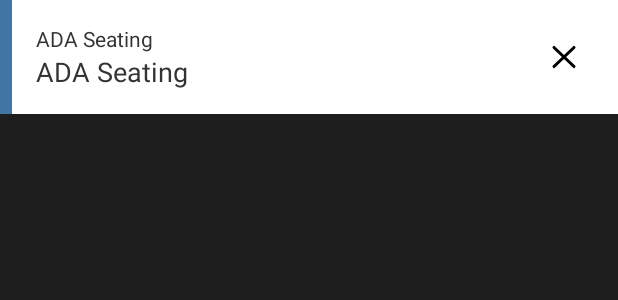
After one commit to ngocji/checkout, an Android app: the layout item_edit_ticket_detail.xml on its own in the app's theme, with its tools: preview values and no code run, on a phone screen of 412 x 824 dp. The commit adds this screen. Shown: the top 300 px of the screen. Run offline under Robolectric (Android 15) with nearby library versions, the phone set to English and light mode, and no system bars.

Commit message:
Add detail cart

```diff
--- a/app/src/main/java/com/showslinger/fan/model/Ticket.kt
+++ b/app/src/main/java/com/showslinger/fan/model/Ticket.kt
@@ -2,6 +2,7 @@ package com.showslinger.fan.model
 
 import android.os.Parcelable
 import kotlinx.parcelize.Parcelize
+import kotlin.random.Random
 
 @Parcelize
 data class Ticket(
@@ -11,5 +12,6 @@ data class Ticket(
     val toPrice: Double,
     var quantity: Int,
     val currencyCode: String,
-    val tax: Double = 0.0
+    val tax: Double = 0.0,
+    val id: String = "id_${Random.nextDouble()}",
 ): Parcelable
--- /dev/null
+++ b/app/src/main/res/layout/item_edit_ticket_detail.xml
@@ -0,0 +1,64 @@
+<?xml version="1.0" encoding="utf-8"?>
+<FrameLayout xmlns:android="http://schemas.android.com/apk/res/android"
+    xmlns:app="http://schemas.android.com/apk/res-auto"
+    xmlns:tools="http://schemas.android.com/tools"
+    android:id="@+id/card_view"
+    android:layout_width="match_parent"
+    android:layout_height="wrap_content"
+    android:layout_marginBottom="1dp"
+    android:background="@color/color_card_item_background">
+
+    <androidx.constraintlayout.widget.ConstraintLayout
+        android:layout_width="match_parent"
+        android:layout_height="wrap_content">
+
+        <View
+            android:id="@+id/v_indicator"
+            android:layout_width="8dp"
+            android:layout_height="0dp"
+            android:background="@color/color_indicator"
+            app:layout_constraintBottom_toBottomOf="parent"
+            app:layout_constraintStart_toStartOf="parent"
+            app:layout_constraintTop_toTopOf="parent" />
+
+        <com.google.android.material.button.MaterialButton
+            android:id="@+id/btn_del"
+            style="@style/ButtonIconStyle"
+            android:layout_width="wrap_content"
+            android:layout_height="wrap_content"
+            android:layout_marginEnd="@dimen/padding_content"
+            app:icon="@drawable/ic_close"
+            app:iconTint="@color/color_text_invert"
+            app:layout_constraintBottom_toBottomOf="parent"
+            app:layout_constraintEnd_toEndOf="parent"
+            app:layout_constraintTop_toTopOf="parent" />
+
+        <TextView
+            android:id="@+id/tv_name"
+            style="@style/TextStyle.Medium"
+            android:textColor="@color/color_second_text"
+            android:layout_width="0dp"
+            android:layout_height="wrap_content"
+            android:layout_marginStart="@dimen/padding_content"
+            android:layout_marginTop="@dimen/padding_content"
+            app:layout_constraintBottom_toTopOf="@id/tv_displayed_price"
+            app:layout_constraintEnd_toEndOf="parent"
+            app:layout_constraintStart_toEndOf="@id/v_indicator"
+            app:layout_constraintTop_toTopOf="parent"
+            tools:text="ADA Seating" />
+
+        <TextView
+            android:id="@+id/tv_displayed_price"
+            style="@style/Text18Style.Medium"
+            android:textColor="@color/color_second_text"
+            android:layout_width="0dp"
+            android:layout_height="wrap_content"
+            android:layout_marginBottom="@dimen/padding_content"
+            app:layout_constraintBottom_toBottomOf="parent"
+            app:layout_constraintEnd_toStartOf="@id/btn_del"
+            app:layout_constraintStart_toStartOf="@id/tv_name"
+            app:layout_constraintTop_toBottomOf="@id/tv_name"
+            tools:text="ADA Seating" />
+
+    </androidx.constraintlayout.widget.ConstraintLayout>
+</FrameLayout>
--- a/app/src/main/res/values/strings.xml
+++ b/app/src/main/res/values/strings.xml
@@ -33,4 +33,7 @@
     <string name="text_print">Print</string>
     <string name="text_payment_details">Payment Details</string>
     <string name="text_cancel">Cancel</string>
+    <string name="text_fees">Fees</string>
+    <string name="text_fees_desc">Price includes fees</string>
+    <string name="text_detail_cart">Your %d Items</string>
 </resources>
```
Also changed, not shown: app/src/main/java/com/showslinger/fan/adapter/EditTicketDetailAdapter.kt (added, +43 -0 lines), app/src/main/java/com/showslinger/fan/ui/dialog/DetailCartDialog.kt (added, +93 -0 lines), app/src/main/java/com/showslinger/fan/ui/dialog/EditQuantityTicketDialog.kt (+35 -7 lines), app/src/main/res/drawable/bg_line_stroke.xml (added, +8 -0 lines), app/src/main/res/layout/dialog_detail_ticket_cart.xml (added, +172 -0 lines).
